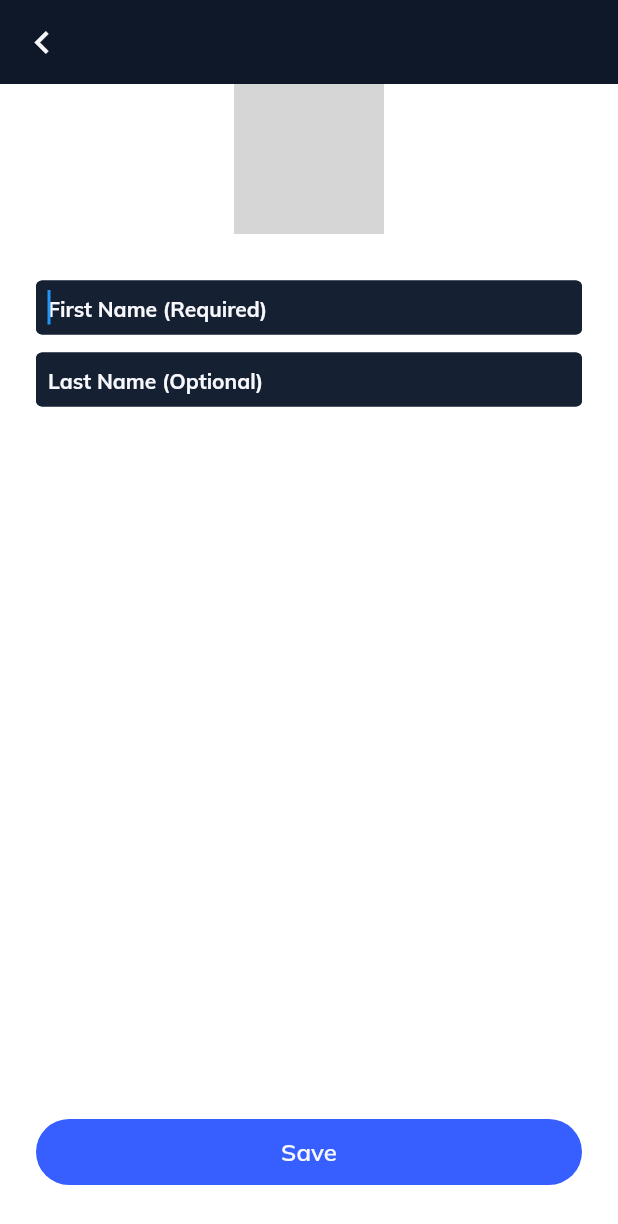
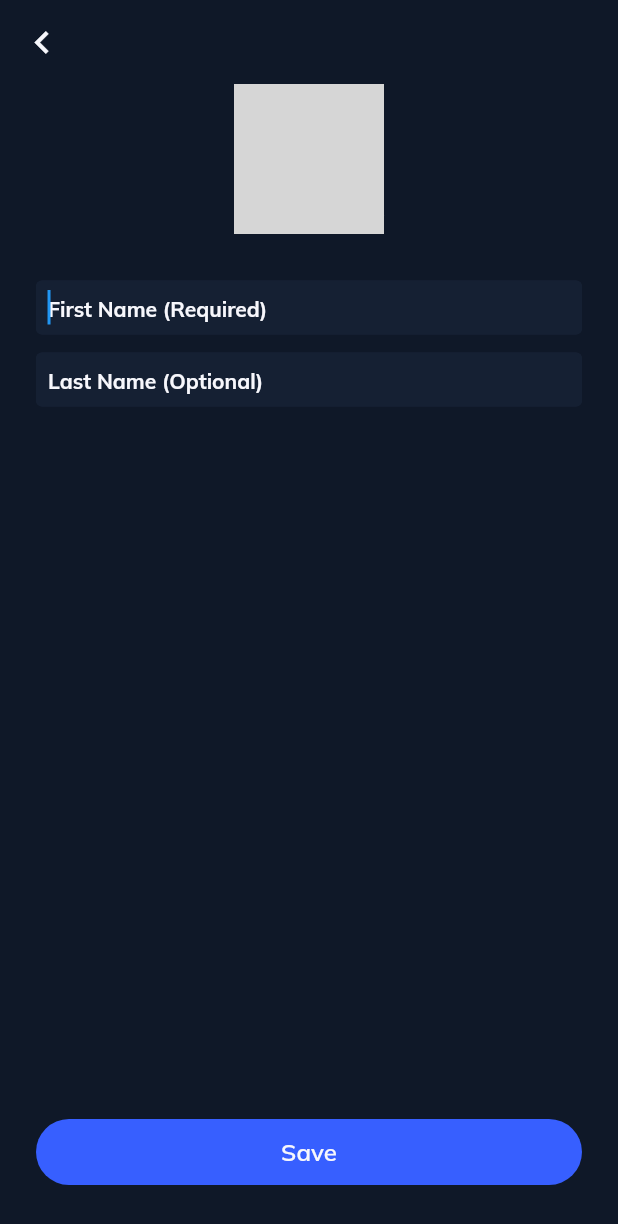
Before and after one commit to Keilmuan-Himaster/Kawan-Chat, a Flutter app: the FillProfileDataScreen screen opened directly with empty values, on a phone screen of 412 x 824 dp. Shown: the top 1224 px of the screen. Run offline on Flutter 3.47's test engine with Material 2 defaults, Android fonts, the phone set to English and light mode, and no system bars; our stand-ins replace bloc, cloud_firestore, equatable, firebase_auth, firebase_core, firebase_storage and 4 more; missing offline and left inert: ndialog, numeric_keyboard; accounts and stored records are empty; network calls fail; grey boxes are pictures that could not be loaded.

Commit message:
Add Theme in fill profile data screen

```diff
--- a/lib/ui/screens/fill_profile_data_screen.dart
+++ b/lib/ui/screens/fill_profile_data_screen.dart
@@ -51,7 +51,7 @@ class _FillProfileDataScreenState extends State<FillProfileDataScreen> {
       onTap: () => FocusScope.of(context).requestFocus(FocusNode()),
       child: Scaffold(
           appBar: CustomAppBar(),
-          backgroundColor: NeutralColor().white,
+          backgroundColor: Theme.of(context).scaffoldBackgroundColor,
           body: buildBody()),
     );
   }
@@ -79,12 +79,12 @@ class _FillProfileDataScreenState extends State<FillProfileDataScreen> {
                         height: 25,
                         width: 25,
                         decoration: BoxDecoration(
-                            color: Colors.black, shape: BoxShape.circle),
+                            color: Theme.of(context).iconTheme.color, shape: BoxShape.circle),
                         child: Icon(
                           (selectedProfilePicture == null)
                               ? Icons.add
                               : Icons.edit,
-                          color: Colors.white,
+                          color: Theme.of(context).scaffoldBackgroundColor,
                           size: 18,
                         ))),
               ],
```
